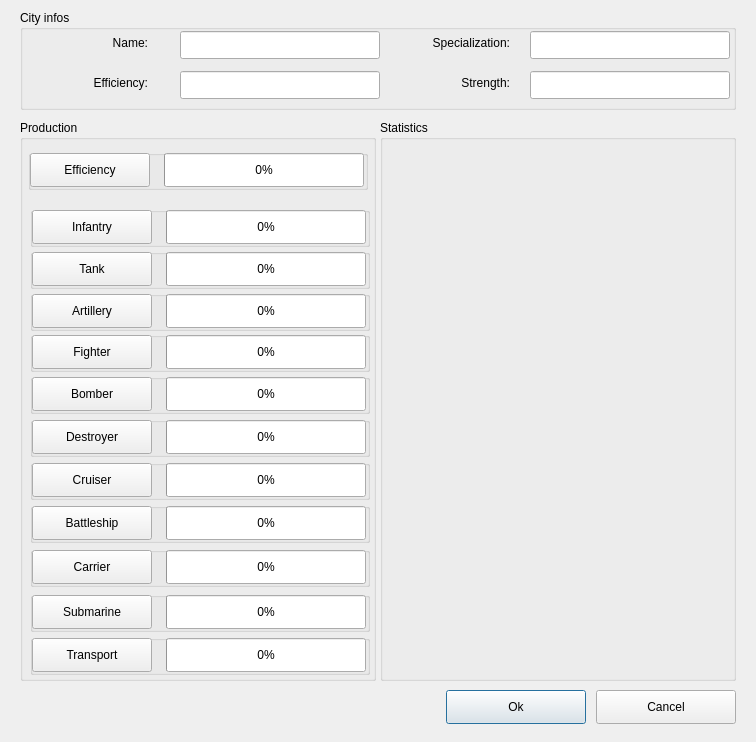
The window that GameDemonstrator/dialogs/GameCitySettingsDialog.ui (raubwuerger/StrategicGameProject) describes before a commit, drawn with Qt 5.
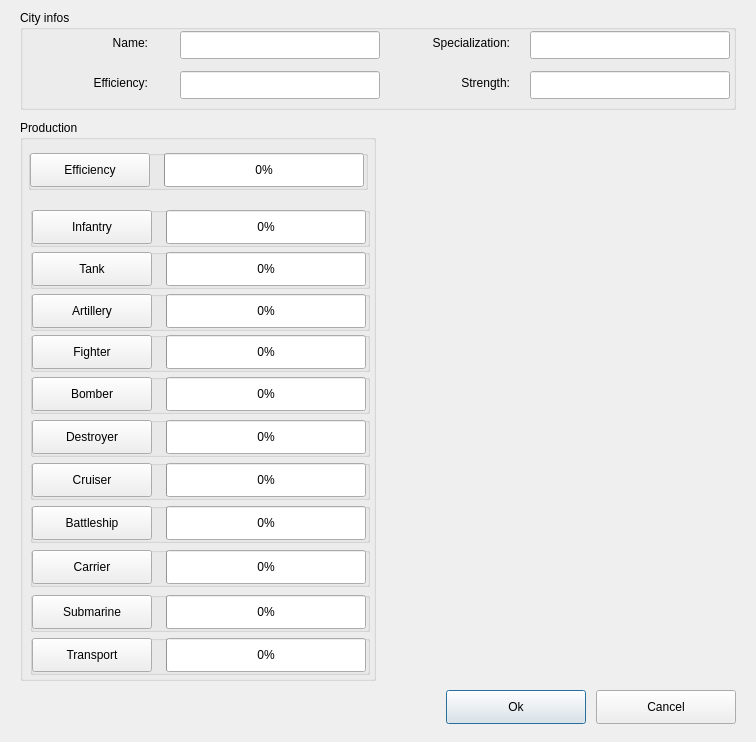
The same window after the commit.

Commit message: Unit statistics are now a widget.

What changed in the file:
```diff
--- a/GameDemonstrator/dialogs/GameCitySettingsDialog.ui
+++ b/GameDemonstrator/dialogs/GameCitySettingsDialog.ui
@@ -847,19 +847,6 @@
     </property>
    </widget>
   </widget>
-  <widget class="QGroupBox" name="groupBoxProductionStats">
-   <property name="geometry">
-    <rect>
-     <x>380</x>
-     <y>120</y>
-     <width>356</width>
-     <height>561</height>
-    </rect>
-   </property>
-   <property name="title">
-    <string>Statistics</string>
-   </property>
-  </widget>
  </widget>
  <resources/>
  <connections/>
```
The commit also changes 2 other files.
